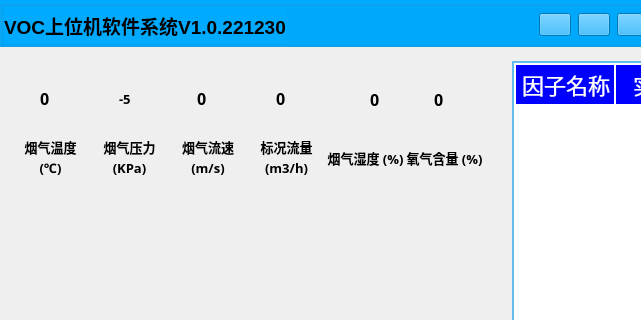
The window that voc-gas/mainwindow.ui (aa123Eason/workcode) describes before a commit, drawn with Qt 5; both pictures show x 0 to 641 and y 0 to 320 of the 1024 by 768 pixel window.
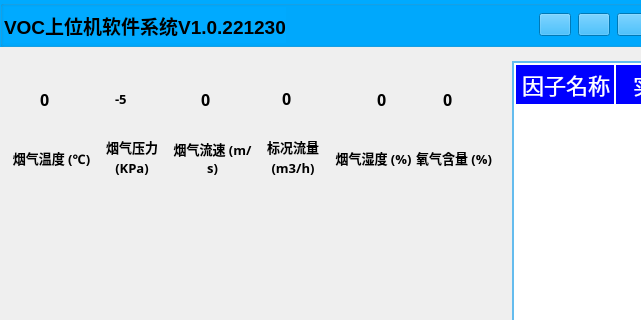
The same window after the commit. Icons and pictures are not drawn.

Commit message: 增加实时记录功能

What changed in the file:
```diff
--- a/voc-gas/mainwindow.ui
+++ b/voc-gas/mainwindow.ui
@@ -438,7 +438,7 @@
      <rect>
       <x>12</x>
       <y>62</y>
-      <width>471</width>
+      <width>481</width>
       <height>115</height>
      </rect>
     </property>
@@ -524,7 +524,7 @@
      <item>
       <layout class="QVBoxLayout" name="verticalLayout_2" stretch="2,1">
        <item>
-        <layout class="QHBoxLayout" name="horizontalLayout_2" stretch="1,2">
+        <layout class="QHBoxLayout" name="horizontalLayout_2" stretch="1,3">
          <property name="spacing">
           <number>3</number>
          </property>
```
Left out of the diff: 30 changed lines with no effect on the pictures. The commit also changes 2 other files.
